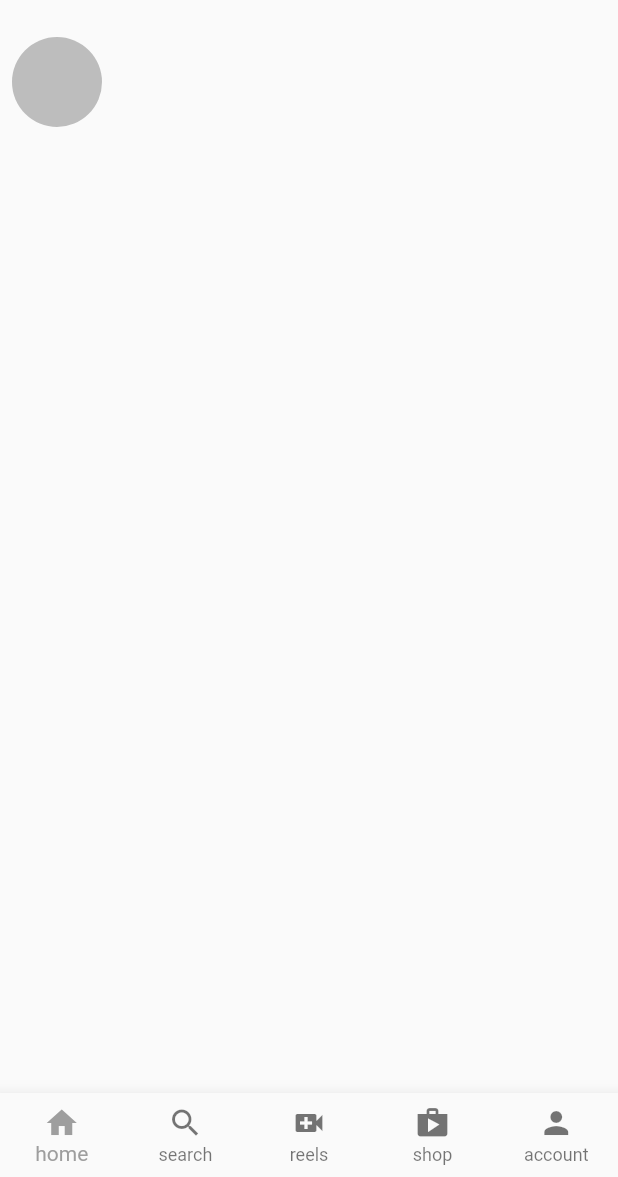
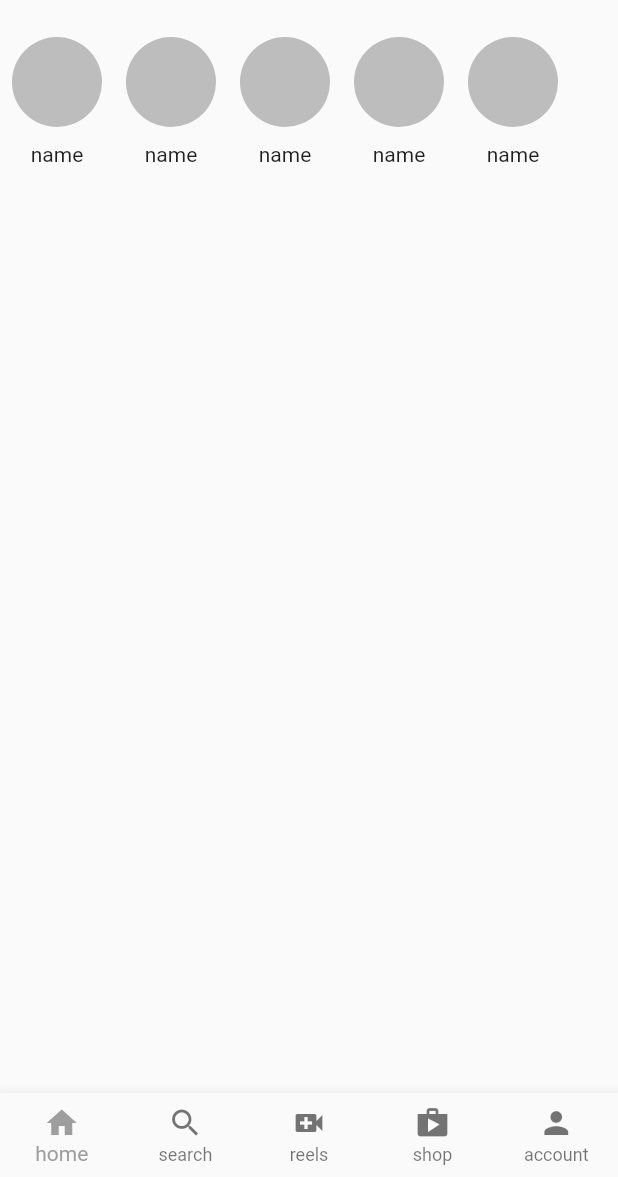
Before and after one commit to jksan-jp/xgram, a Flutter app: the screen it shows after launch, on a phone screen of 412 x 824 dp, the part 59-1236 px from its top. Run offline on Flutter 3.47's test engine with Material 2 defaults, Android fonts, the phone set to English and light mode, and no system bars.

Commit message:
BubbleStoriesの部品化

```diff
--- a/lib/pages/home.dart
+++ b/lib/pages/home.dart
@@ -1,4 +1,5 @@
 import 'package:flutter/material.dart';
+import 'package:xgram/util/bubble_stories.dart';
 
 class UserHome extends StatelessWidget {
   const UserHome({Key? key}) : super(key: key);
@@ -30,15 +31,12 @@ class UserHome extends StatelessWidget {
       body: Column(children: [
         // STORIES
         Row(
-          children: [
-            Padding(
-              padding: const EdgeInsets.all(8.0),
-              child: Container(
-                  width: 60,
-                  height: 60,
-                  decoration: BoxDecoration(
-                      shape: BoxShape.circle, color: Colors.grey[400])),
-            ),
+          children: const [
+            BubbleStories(),
+            BubbleStories(),
+            BubbleStories(),
+            BubbleStories(),
+            BubbleStories()
           ],
         )
         // POSTS
--- /dev/null
+++ b/lib/util/bubble_stories.dart
@@ -0,0 +1,24 @@
+import 'package:flutter/material.dart';
+
+class BubbleStories extends StatelessWidget {
+  const BubbleStories({Key? key}) : super(key: key);
+
+  @override
+  Widget build(BuildContext context) {
+    return Padding(
+        padding: const EdgeInsets.all(8.0),
+        child: Column(
+          children: [
+            Container(
+                width: 60,
+                height: 60,
+                decoration: BoxDecoration(
+                    shape: BoxShape.circle, color: Colors.grey[400])),
+            const SizedBox(
+              height: 10,
+            ),
+            const Text('name')
+          ],
+        ));
+  }
+}
```
